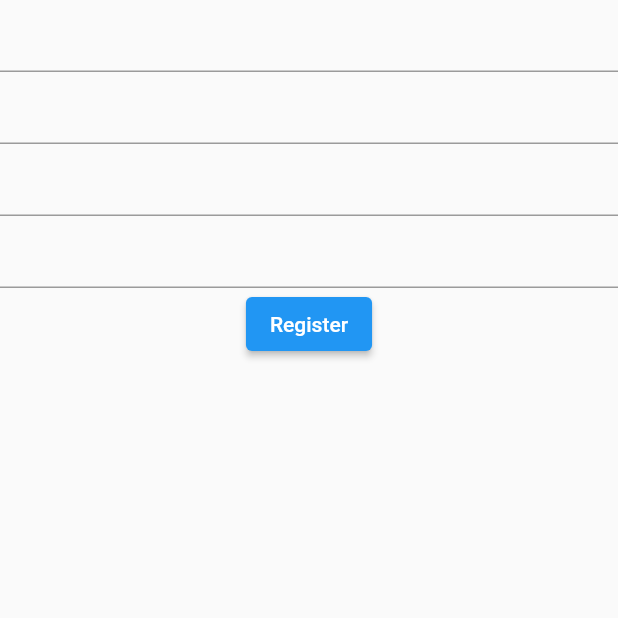
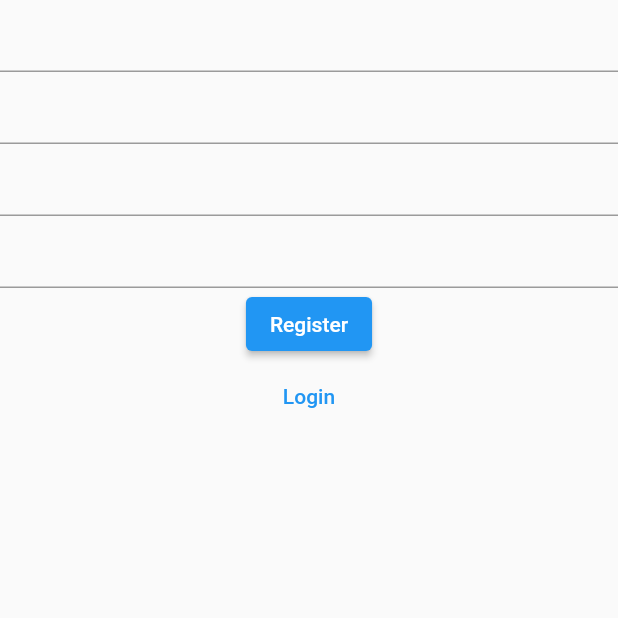
Before and after one commit to hafidarsyah/flutblog, a Flutter app: the screen it shows after launch, after a tap on "Register", on a phone screen of 412 x 824 dp, the top half of it. Run offline on Flutter 3.47's test engine with Material 2 defaults, Android fonts, the phone set to English and light mode, and no system bars; our stand-ins replace google_fonts; network calls fail.

Commit message:
Add login

```diff
--- a/application/lib/screens/auth_screen.dart
+++ b/application/lib/screens/auth_screen.dart
@@ -1,4 +1,5 @@
 import 'package:application/models/auth_model.dart';
+import 'package:application/screens/home_screen.dart';
 import 'package:flutter/material.dart';
 
 import 'package:application/services/auth_service.dart';
@@ -9,6 +10,8 @@ class AuthScreen extends StatefulWidget {
 }
 
 class _AuthScreenState extends State<AuthScreen> {
+  bool _form = true;
+
   AuthService _authService = AuthService();
 
   TextEditingController _nameController = TextEditingController();
@@ -20,14 +23,23 @@ class _AuthScreenState extends State<AuthScreen> {
   @override
   Widget build(BuildContext context) {
     return Scaffold(
-        body: Column(
+        body: SingleChildScrollView(
+      child: Column(
         children: [
-        TextField(controller: _nameController),
-        TextField(controller: _emailController),
-        TextField(controller: _passwordController),
-        TextField(controller: _passwordConfirmationController),
+          if (_form) TextField(controller: _nameController),
+          TextField(
+              controller: _emailController,
+              keyboardType: TextInputType.emailAddress),
+          TextField(
+              controller: _passwordController,
+              keyboardType: TextInputType.visiblePassword),
+          if (_form)
+            TextField(
+                controller: _passwordConfirmationController,
+                keyboardType: TextInputType.visiblePassword),
           ElevatedButton(
             onPressed: () {
+              if (_form) {
                 AuthModel _authModel = AuthModel(
                   name: _nameController.text.toString(),
                   email: _emailController.text.toString(),
@@ -40,10 +52,27 @@ class _AuthScreenState extends State<AuthScreen> {
                   setState(() {});
                   print('sucess');
                 });
+              } else {
+                AuthModel _authModel = AuthModel(
+                  email: _emailController.text.toString(),
+                  password: _passwordController.text.toString(),
+                );
+
+                _authService.login(_authModel).then((isSuccess) {
+                  setState(() {});
+                });
+              }
             },
-          child: Text("Register"),
-        )
+            child: Text(_form == true ? 'Register' : 'Login'),
+          ),
+          TextButton(
+              onPressed: () {
+                _form = false;
+                setState(() {});
+              },
+              child: Text(_form == true ? 'Login' : 'Register'))
         ],
+      ),
     ));
   }
 }
--- a/application/lib/services/auth_service.dart
+++ b/application/lib/services/auth_service.dart
@@ -1,5 +1,3 @@
-import 'dart:convert';
-
 import 'package:http/http.dart' as client;
 
 import 'package:application/models/auth_model.dart';
@@ -17,4 +15,15 @@ class AuthService {
     if (response.statusCode == 201) return true;
     return false;
   }
+
+  Future<bool> login(AuthModel authModel) async {
+    final response = await client.post(Uri.parse(baseURL + '/api/login'),
+        headers: <String, String>{
+          'Content-Type': 'application/json; charset=UTF-8',
+        },
+        body: authToJson(authModel));
+
+    if (response.statusCode == 201) return true;
+    return false;
+  }
 }
--- a/application/lib/services/post_service.dart
+++ b/application/lib/services/post_service.dart
@@ -20,6 +20,7 @@ class PostService {
       Uri.parse(baseURL + '/api/posts'),
       headers: <String, String>{
         'Content-Type': 'application/json; charset=UTF-8',
+        // 'Authorization': 'Bearer '
       },
       body: postToJson(postModel),
     );
```
Also changed, not shown: application/lib/models/auth_model.dart (+20 -4 lines). Lines whose indentation alone changed are shown as unchanged.
